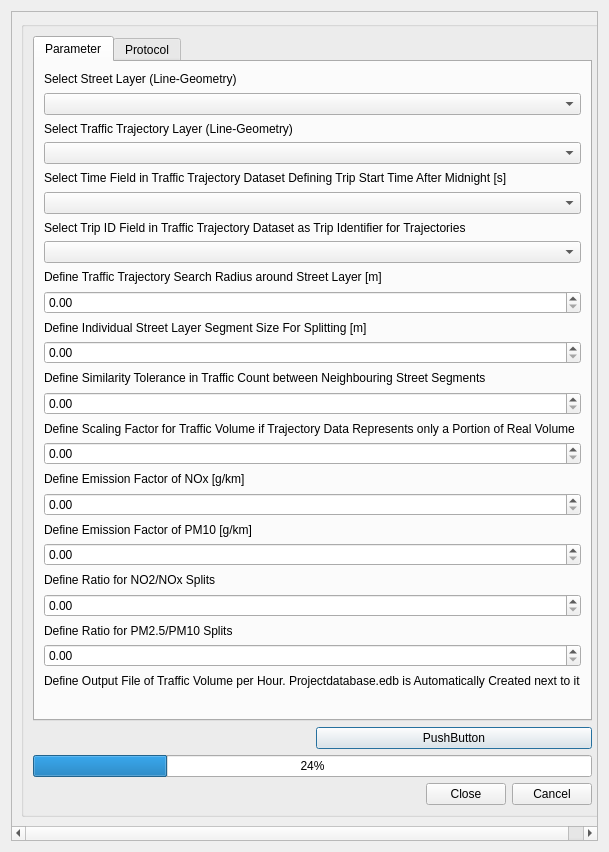
Qt form Traffic2ENVI-met.ui (tim-sinsel-jgu-mz/Traffic2ENVI-met) before a commit.
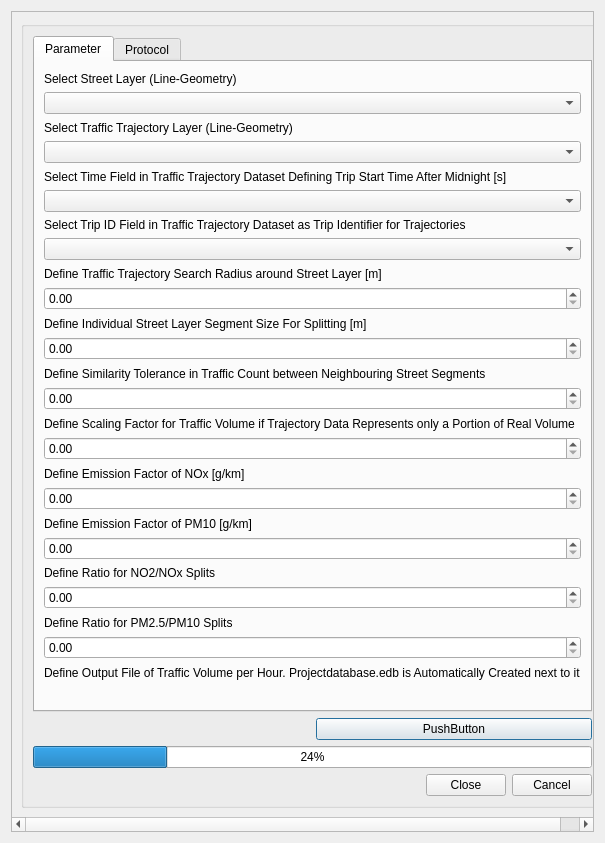
The same form after that commit. Custom widgets are drawn as their Qt base class.

Commit message: label name update

```diff
--- a/Traffic2ENVI-met.ui
+++ b/Traffic2ENVI-met.ui
@@ -6,8 +6,8 @@
    <rect>
     <x>0</x>
     <y>0</y>
-    <width>609</width>
-    <height>852</height>
+    <width>605</width>
+    <height>843</height>
    </rect>
   </property>
   <property name="windowTitle">
@@ -24,8 +24,8 @@
        <rect>
         <x>0</x>
         <y>0</y>
-        <width>589</width>
-        <height>832</height>
+        <width>585</width>
+        <height>823</height>
        </rect>
       </property>
       <property name="sizePolicy">
```
Left out of the diff: 4 changed lines with no effect on the pictures.
